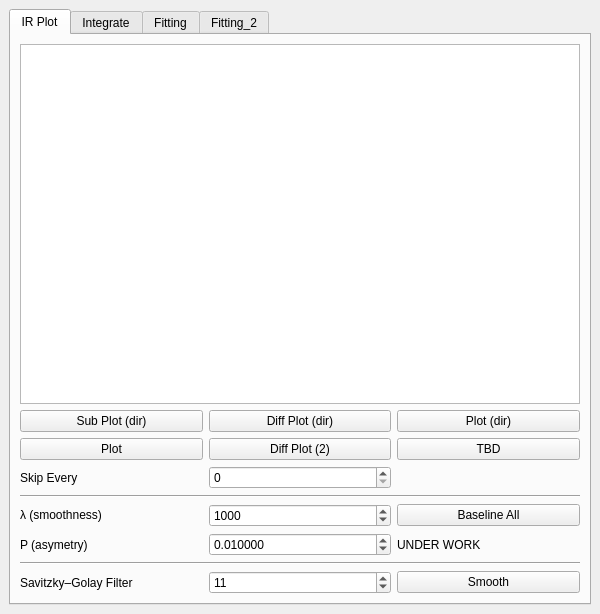
The window that src/Ui_Files/DockWidgets/Ui/dw_FTIR.ui (austinmcano/GGG) describes before a commit, drawn with Qt 5.
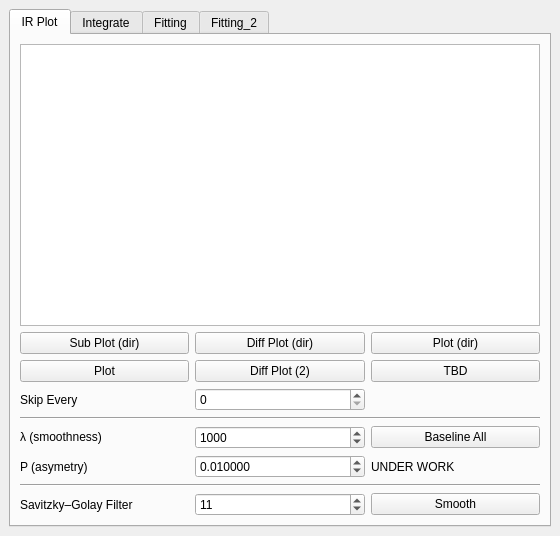
The same window after the commit.

Patch:
```diff
--- a/src/Ui_Files/DockWidgets/Ui/dw_FTIR.ui
+++ b/src/Ui_Files/DockWidgets/Ui/dw_FTIR.ui
@@ -6,8 +6,8 @@
    <rect>
     <x>0</x>
     <y>0</y>
-    <width>600</width>
-    <height>614</height>
+    <width>560</width>
+    <height>536</height>
    </rect>
   </property>
   <property name="windowTitle">
```
